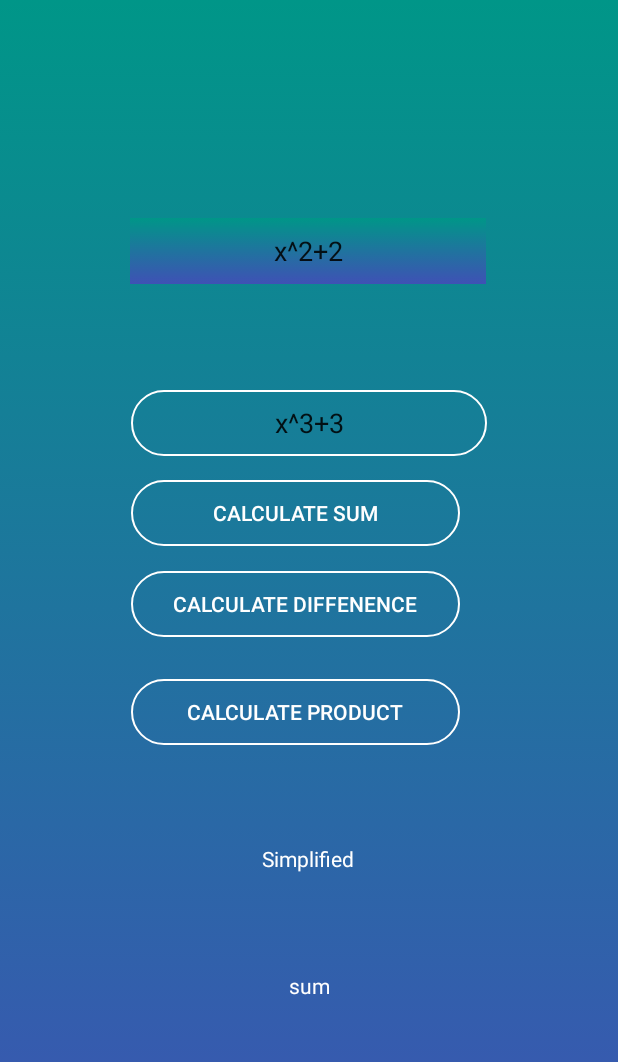
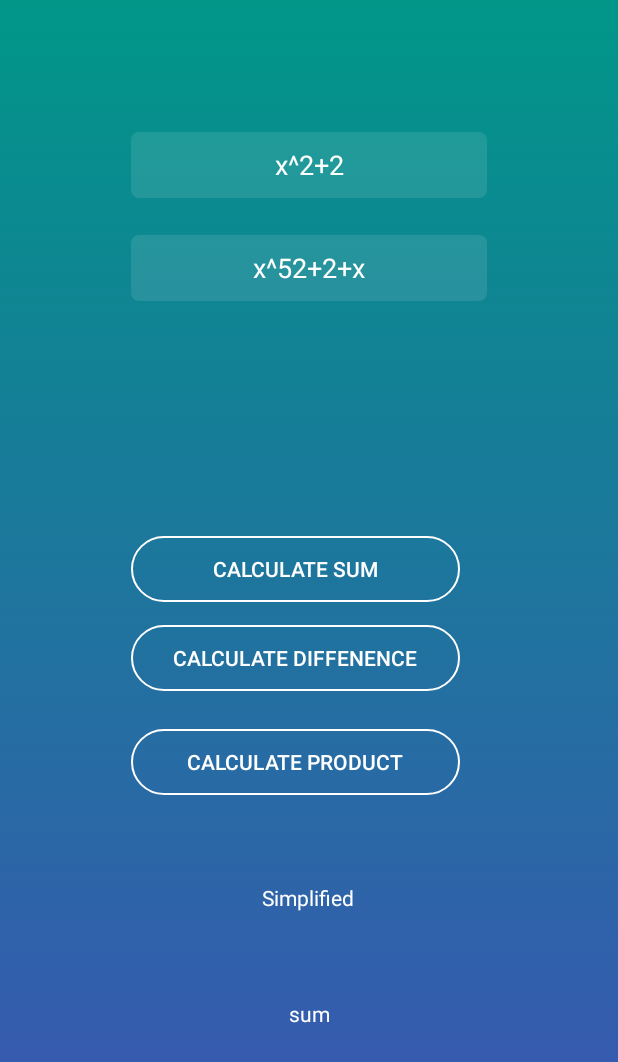
Before and after one commit to tasnimul2/Polynomial_Calculator_Android_App, an Android app: the screen it shows after launch (MainActivity), on a phone screen of 412 x 824 dp. Shown: the top 1062 px of the screen. Run offline under Robolectric (Android 15) with nearby library versions, the phone set to English and light mode, and no system bars.

Commit message:
edit text background update

```diff
--- /dev/null
+++ b/app/src/main/res/drawable/textbackground.xml
@@ -0,0 +1,5 @@
+<?xml version="1.0" encoding="utf-8"?>
+<shape xmlns:android="http://schemas.android.com/apk/res/android" android:shape="rectangle">
+    <solid android:color="#1affffff"></solid>
+    <corners android:radius="5dp"></corners>
+</shape>
--- a/app/src/main/res/layout/activity_main.xml
+++ b/app/src/main/res/layout/activity_main.xml
@@ -8,35 +8,37 @@
     android:background="@drawable/box"
     tools:context=".MainActivity">
 
+
     <EditText
         android:id="@+id/polynomialP"
         android:layout_width="237dp"
         android:layout_height="44dp"
-        android:background="@drawable/box"
+        android:background="@drawable/textbackground"
         android:ems="10"
         android:inputType="textPersonName"
         android:text="x^2+2"
+        android:textColor="#FFFFFF"
         app:layout_constraintBottom_toBottomOf="parent"
         app:layout_constraintEnd_toEndOf="parent"
-        app:layout_constraintHorizontal_bias="0.497"
         app:layout_constraintStart_toStartOf="parent"
         app:layout_constraintTop_toTopOf="parent"
-        app:layout_constraintVertical_bias="0.186" />
-
+        app:layout_constraintVertical_bias="0.113" />
 
     <EditText
         android:id="@+id/polynomialQ"
         android:layout_width="237dp"
         android:layout_height="44dp"
-        android:background="@drawable/buttondesign"
+        android:background="@drawable/textbackground"
         android:ems="10"
+        android:hint="enter eqaltion ie. x^3+3"
         android:inputType="textPersonName"
-        android:text="x^3+3"
+        android:text="x^52+2+x"
+        android:textColor="#FFFFFF"
         app:layout_constraintBottom_toBottomOf="parent"
         app:layout_constraintEnd_toEndOf="parent"
         app:layout_constraintStart_toStartOf="parent"
         app:layout_constraintTop_toBottomOf="@+id/polynomialP"
-        app:layout_constraintVertical_bias="0.12" />
+        app:layout_constraintVertical_bias="0.038" />
 
     <TextView
         android:id="@+id/simplifyTV"
@@ -76,10 +78,12 @@
         android:rotationY="0"
         android:text="Calculate Sum"
         android:textColor="#FFFFFF"
+        app:layout_constraintBottom_toBottomOf="parent"
         app:layout_constraintEnd_toEndOf="parent"
         app:layout_constraintHorizontal_bias="0.453"
         app:layout_constraintStart_toStartOf="parent"
-        app:layout_constraintTop_toBottomOf="@+id/polynomialQ" />
+        app:layout_constraintTop_toBottomOf="@+id/polynomialQ"
+        app:layout_constraintVertical_bias="0.25" />
 
     <androidx.appcompat.widget.AppCompatButton
         android:id="@+id/differenceBtn"
```
